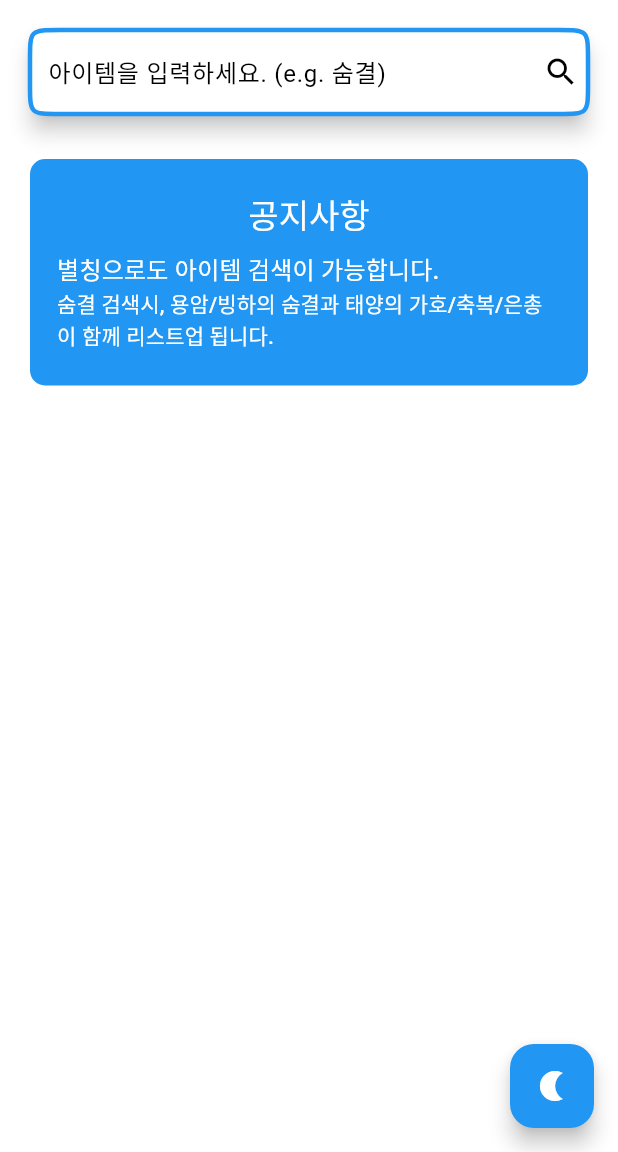
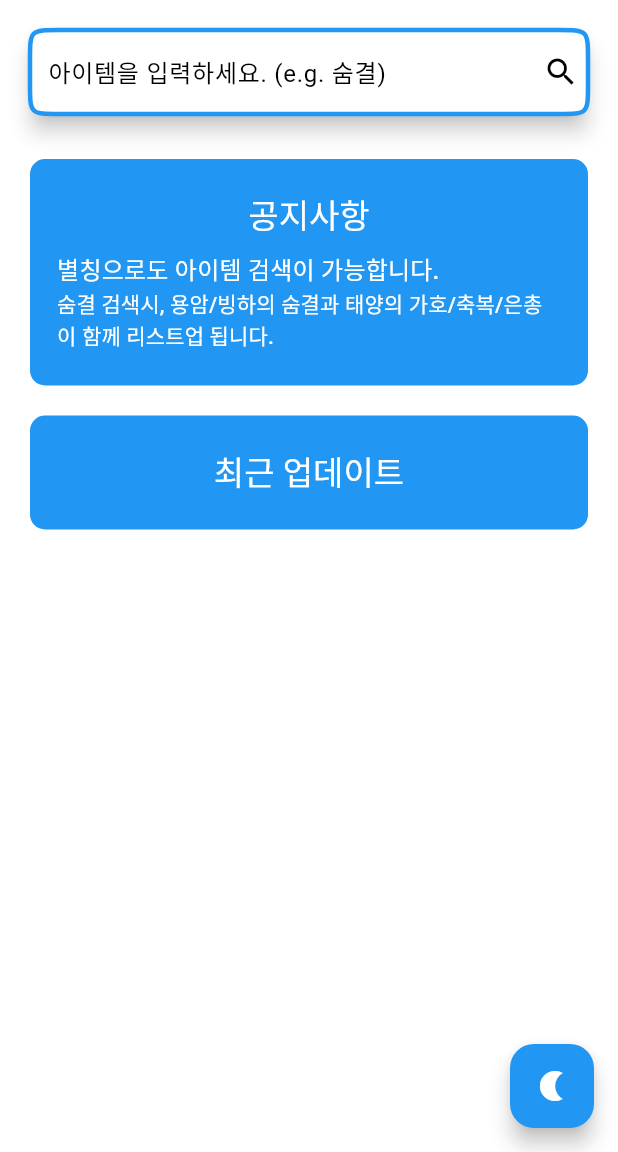
Before and after one commit to augusstt06/loa_market, a Flutter app: the screen it shows after launch, on a phone screen of 412 x 824 dp, the part 84-1236 px from its top. Run offline on Flutter 3.47's test engine with Material 3 defaults, Android fonts, the phone set to English and light mode, and no system bars; our stand-ins replace flutter_dotenv, gap, google_fonts; Roboto replaces fonts that are missing (Sunflower).

Commit message:
add: notice

```diff
--- a/lib/screens/home_screen.dart
+++ b/lib/screens/home_screen.dart
@@ -1,5 +1,6 @@
 import 'package:flutter/material.dart';
 import 'package:loa_market/widgets/announce.dart';
+import 'package:loa_market/widgets/notice.dart';
 import 'package:loa_market/widgets/search_widget.dart';
 
 class HomeScreen extends StatefulWidget {
@@ -27,11 +28,8 @@ class _HomeScreenState extends State<HomeScreen> {
             padding: const EdgeInsets.all(20),
             child: SearchWidget(),
           ),
-          Row(
-            children: [
-              Expanded(child: Announce()),
-            ],
-          ),
+          Announce(),
+          Notice(),
         ],
       ),
       floatingActionButton: FloatingActionButton(
--- /dev/null
+++ b/lib/widgets/notice.dart
@@ -0,0 +1,41 @@
+import 'package:flutter/material.dart';
+
+class Notice extends StatefulWidget {
+  const Notice({super.key});
+
+  @override
+  State<Notice> createState() => _NoticeState();
+}
+
+class _NoticeState extends State<Notice> {
+  @override
+  Widget build(BuildContext context) {
+    return Padding(
+      padding: const EdgeInsets.symmetric(horizontal: 20, vertical: 10),
+      child: Container(
+          decoration: BoxDecoration(
+            color: Theme.of(context).colorScheme.primary,
+            borderRadius: BorderRadius.circular(10),
+            border: Border.all(
+              color: Theme.of(context).colorScheme.primary,
+              width: 3,
+            ),
+          ),
+          child: Padding(
+              padding: const EdgeInsets.symmetric(vertical: 20, horizontal: 15),
+              child: Column(
+                crossAxisAlignment: CrossAxisAlignment.start,
+                children: [
+                  Center(
+                    child: Text(
+                      '최근 업데이트',
+                      style: Theme.of(context).textTheme.titleLarge?.copyWith(
+                            color: Colors.white,
+                          ),
+                    ),
+                  ),
+                ],
+              ))),
+    );
+  }
+}
```
